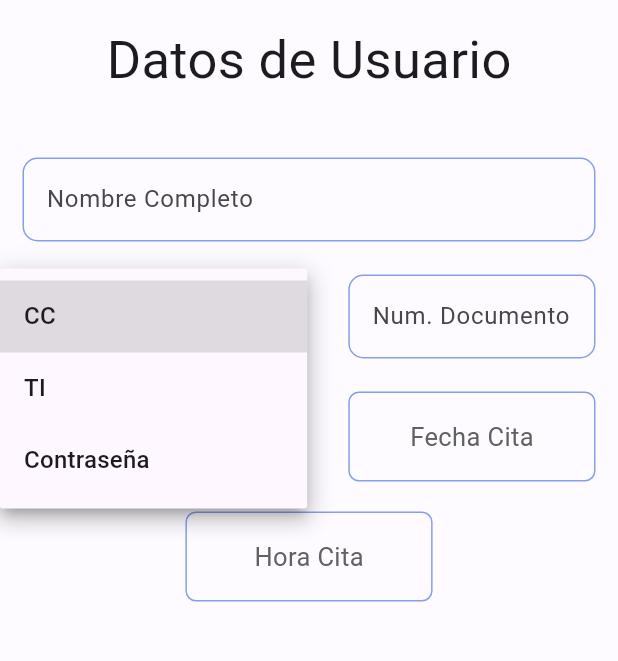
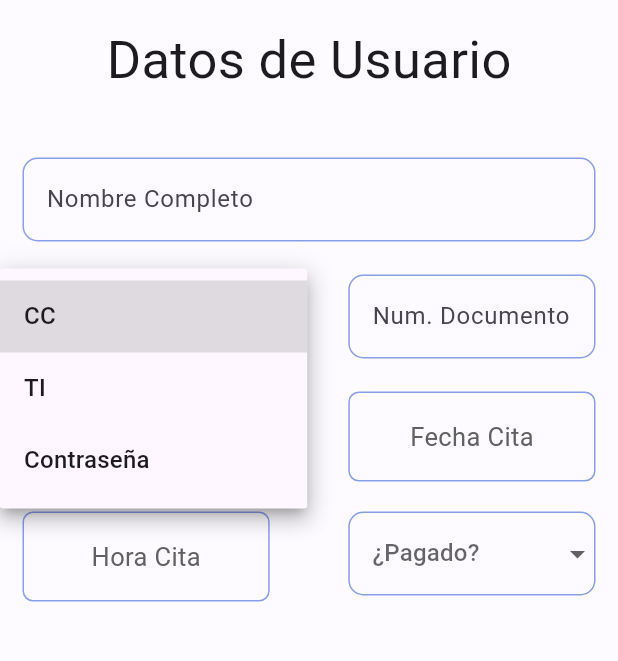
Before and after one commit to DiegoB276/Gestor-de-citas-con-firebase, a Flutter app: the screen it shows once a user with an empty profile is signed in, after a tap on "Documento", on a phone screen of 412 x 824 dp, the part 84-745 px from its top. Run offline on Flutter 3.47's test engine with Material 2 defaults, Android fonts, the phone set to English and light mode, and no system bars; our stand-ins replace connectivity_plus, firebase_auth, firebase_core, firebase_database, flutter_slidable, google_fonts; missing offline and left inert: admob_flutter, smart_snackbars; accounts and stored records are empty.

Commit message:
some bugs fixed

```diff
--- a/lib/models/constants_and_variables.dart
+++ b/lib/models/constants_and_variables.dart
@@ -1,3 +1,3 @@
 int counterAd = 0;
-String adInterstitialAndroidId = 'ca-app-pub-3940256099942544/1033173712';
-String adBannerAndroidId = 'ca-app-pub-3940256099942544/6300978111';
+String adInterstitialAndroidId = ''; //Example ca-app-pub-3940256099942544/1033173712
+String adBannerAndroidId = ''; //Example ca-app-pub-3940256099942544/6300978111
--- a/lib/pages/home_page_mobile.dart
+++ b/lib/pages/home_page_mobile.dart
@@ -28,6 +28,7 @@ class _HomePageMobileState extends State<HomePageMobile> {
   var dateMonth = DateTime.now().month;
   var dateYear = DateTime.now().year;
   late String typeDoc = '';
+  late String statusPay = '';
   late String date = '';
   late String time = '';
   late String dateAuxP = '';
@@ -38,6 +39,7 @@ class _HomePageMobileState extends State<HomePageMobile> {
   late TextEditingController phoneController;
   late TextEditingController priceController;
   List<String> listaDeOpciones = ["CC", "TI", "Contraseña"];
+  List<String> listStatusPayMeet = ['No', 'Si'];
 
   //Retorna un TimeOfDay y lo formatea segun el contexto en el que se encuentre.
   String timeP(BuildContext context) {
@@ -297,6 +299,9 @@ class _HomePageMobileState extends State<HomePageMobile> {
               const SizedBox(
                 height: 20,
               ),
+              Row(
+                mainAxisAlignment: MainAxisAlignment.spaceBetween,
+                children: [
                   GestureDetector(
                     onTap: () async {
                       TimeOfDay? timePicked = await showTimePicker(
@@ -332,6 +337,48 @@ class _HomePageMobileState extends State<HomePageMobile> {
                         ),
                       ),
                     ),
+                  ),
+                  SizedBox(
+                    height: 60,
+                    width: widthScreen
+                        ? MediaQuery.of(context).size.width * 0.40
+                        : MediaQuery.of(context).size.width * 0.30,
+                    child: DropdownButtonFormField(
+                      hint: const Text("¿Pagado?"),
+                      decoration: InputDecoration(
+                        enabledBorder: OutlineInputBorder(
+                          borderRadius: BorderRadius.circular(10),
+                          borderSide: const BorderSide(
+                            color: Color.fromRGBO(135, 158, 237, 1),
+                          ),
+                        ),
+                        focusedBorder: OutlineInputBorder(
+                          borderRadius: BorderRadius.circular(10),
+                          borderSide: const BorderSide(
+                            color: Color.fromRGBO(135, 158, 237, 1),
+                          ),
+                        ),
+                      ),
+                      items: listStatusPayMeet.map((e) {
+                        return DropdownMenuItem(
+                          value: e,
+                          child: SizedBox(
+                            width: double.infinity,
+                            child: Text(
+                              e,
+                              overflow: TextOverflow.ellipsis,
+                            ),
+                          ),
+                        );
+                      }).toList(),
+                      isDense: true,
+                      isExpanded: true,
+                      onChanged: (String? value) {
+                        statusPay = value!;
+                      },
+                    ),
+                  ),
+                ],
               ),
               const SizedBox(
                 height: 50,
@@ -555,13 +602,14 @@ class _HomePageMobileState extends State<HomePageMobile> {
       nameController.text,
       typeDoc,
       documentController.text,
-      int.parse(phoneController.text),
+      phoneController.text,
       date,
       time,
       int.parse(priceController.text),
       code,
       dateAuxP,
       timeP(context),
+      statusPay,
     );
 
     if (dataWasUpload) {
--- a/lib/widgets/my_drawer.dart
+++ b/lib/widgets/my_drawer.dart
@@ -1,3 +1,4 @@
+import 'package:citas_firebase/pages/search_by_date_page.dart';
 import 'package:citas_firebase/pages/search_meeting_page.dart';
 import 'package:citas_firebase/pages/today_meetings_page.dart';
 import 'package:flutter/material.dart';
@@ -64,6 +65,23 @@ class MyDrawer extends StatelessWidget {
             ),
           ),
           const Divider(),
+          ListTile(
+            onTap: () {
+              Navigator.of(context).push(
+                MaterialPageRoute(
+                  builder: (context) => const SearchByDatePage(),
+                ),
+              );
+            },
+            leading: const Icon(
+              Icons.search,
+              size: 25,
+            ),
+            title: const Text(
+              "Buscar por Fecha",
+              style: TextStyle(fontSize: 20),
+            ),
+          ),
         ],
       ),
     );
```
Also changed, not shown: lib/models/fierbase_controller.dart (+12 -2 lines), lib/pages/search_by_date_page.dart (added, +143 -0 lines), lib/pages/search_meeting_page.dart (+7 -2 lines), lib/pages/today_meetings_page.dart (+8 -0 lines), lib/widgets/meetings.dart (+33 -3 lines), pubspec.lock, pubspec.yaml (line endings or trailing spaces), 3 other files. Lines whose indentation alone changed are shown as unchanged.
